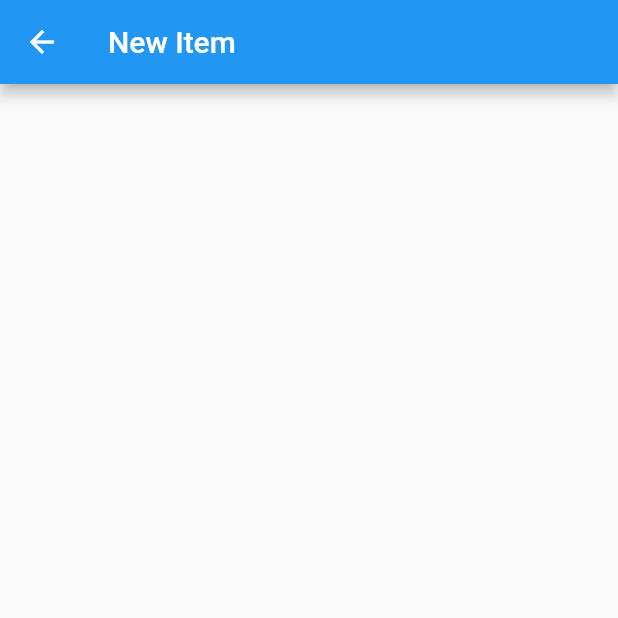
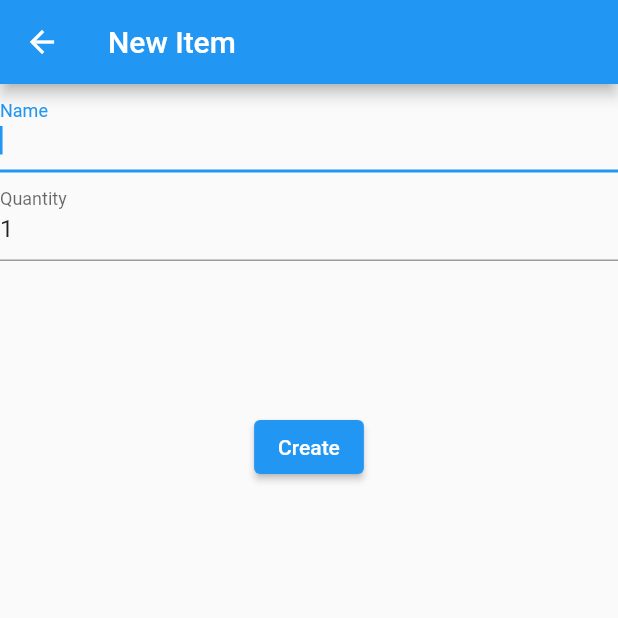
Before and after one commit to pauIbanez/ShoppingList-Front, a Flutter app: the CreateItemPage screen opened directly, on a phone screen of 412 x 824 dp, the top half of it. Run offline on Flutter 3.47's test engine with Material 2 defaults, Android fonts, the phone set to English and light mode, and no system bars; network calls fail.

Commit message:
created the form fields and validators

```diff
--- a/lib/widgets/create_item_form.dart
+++ b/lib/widgets/create_item_form.dart
@@ -9,8 +9,73 @@ class CreateItemForm extends StatefulWidget {
 }
 
 class _CreateItemFormState extends State<CreateItemForm> {
+
+  final GlobalKey<FormState> _formKey = GlobalKey<FormState>();
+
+  String _name = "";
+  int _quantity = 1;
+
+
+  Widget _buildNameField() {
+    return TextFormField(
+      autofocus: true,
+      decoration: const InputDecoration(labelText: "Name"),
+      validator: (String? value) {
+        if (value!.isEmpty) {
+          return "Name is required";
+        }
+        return null;
+      },
+      onSaved: (String? value) {
+        _name = value ?? "";
+      },
+    );
+  }
+
+  Widget _buildQuantityField() {
+    return TextFormField(
+      decoration: const InputDecoration(labelText: "Quantity"),
+      keyboardType: TextInputType.number,
+      initialValue: "1",
+      validator: (String? value) {
+        if(value!.isEmpty){
+          return "Quantity can't be empty";
+        }
+
+        if(value == "0"){
+          return "Quantity must be 1 or more";
+        }
+
+        if(int.tryParse(value) == null){
+          return "Quantity must be a number";
+        }
+
+        _quantity =  int.tryParse(value) ?? 1;
+      },
+    );
+  }
+
   @override
   Widget build(BuildContext context) {
-    return Container();
+    return Form(
+      key: _formKey,
+      child: Column(
+        children: [
+          _buildNameField(),
+          _buildQuantityField(),
+          SizedBox(height: 100),
+          ElevatedButton(
+            onPressed: (() {
+              if(!_formKey.currentState!.validate()){
+                return;
+              }
+
+              _formKey.currentState!.save();
+            }),
+            child: const Text("Create", style: TextStyle(color: Colors.white))
+          )
+        ],
+      )
+    );
   }
 }
```
